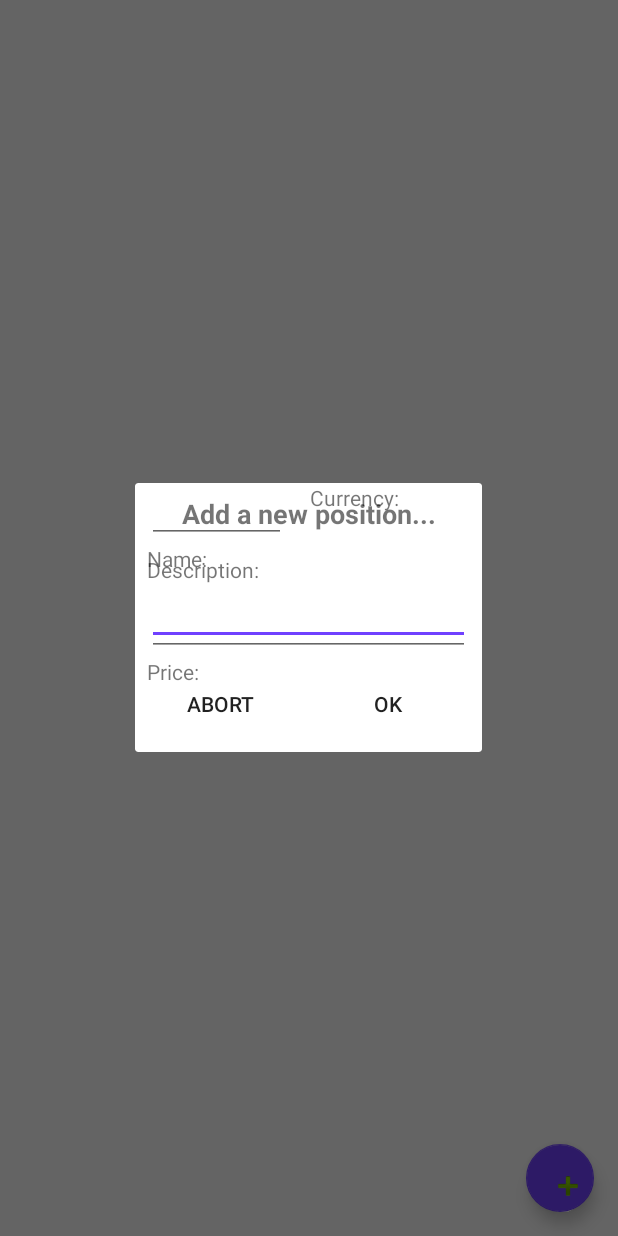
After one commit to drunkenEldritch/TMMCalculator, an Android app: the fragment PositionDialogFragment placed in its activity, on a phone screen of 412 x 824 dp. The commit adds this screen. Run offline under Robolectric (Android 15) with nearby library versions, the phone set to English and light mode, and no system bars.

Commit message:
Add DialogFragment + Layout

```diff
--- a/app/build.gradle
+++ b/app/build.gradle
@@ -27,6 +27,7 @@ dependencies {
     implementation "org.jetbrains.kotlin:kotlin-stdlib-jre7:$kotlin_version"
     implementation 'com.android.support:appcompat-v7:26.1.0'
     implementation 'com.android.support.constraint:constraint-layout:1.0.2'
+    implementation 'com.android.support:support-v4:26.1.0'
     testImplementation 'junit:junit:4.12'
     androidTestImplementation 'com.android.support.test:runner:1.0.1'
     androidTestImplementation 'com.android.support.test.espresso:espresso-core:3.0.1'
--- a/app/src/main/AndroidManifest.xml
+++ b/app/src/main/AndroidManifest.xml
@@ -9,7 +9,12 @@
         android:roundIcon="@mipmap/ic_launcher_round"
         android:supportsRtl="true"
         android:theme="@style/AppTheme">
-        <activity android:name=".controller.MainActivity"></activity>
+        <activity android:name=".controller.MainActivity">
+            <intent-filter>
+                <action android:name="android.intent.action.MAIN" />
+                <category android:name="android.intent.category.LAUNCHER" />
+            </intent-filter>
+        </activity>
     </application>
 
 </manifest>
--- a/app/src/main/java/com/dreldritch/tmmcalculator/controller/MainActivity.kt
+++ b/app/src/main/java/com/dreldritch/tmmcalculator/controller/MainActivity.kt
@@ -2,12 +2,26 @@ package com.dreldritch.tmmcalculator.controller
 
 import android.support.v7.app.AppCompatActivity
 import android.os.Bundle
+import android.support.v4.app.FragmentManager
 import com.dreldritch.tmmcalculator.R
+import kotlinx.android.synthetic.main.activity_main.*
 
 class MainActivity : AppCompatActivity() {
 
     override fun onCreate(savedInstanceState: Bundle?) {
         super.onCreate(savedInstanceState)
         setContentView(R.layout.activity_main)
+
+        addPositionActionButton.setOnClickListener {
+            showPositionDialog()
+        }
+    }
+
+    fun showPositionDialog(){
+
+        val tag = "PosDialog"
+        val fm: FragmentManager = supportFragmentManager
+        val posDialog:PositionDialogFragment = PositionDialogFragment.newInstance()
+        posDialog.show(fm, tag)
     }
 }
--- /dev/null
+++ b/app/src/main/java/com/dreldritch/tmmcalculator/controller/PositionDialogFragment.kt
@@ -0,0 +1,43 @@
+package com.dreldritch.tmmcalculator.controller
+
+
+import android.app.Dialog
+import android.os.Bundle
+import android.support.v4.app.DialogFragment
+import android.support.v4.app.Fragment
+import android.view.LayoutInflater
+import android.view.View
+import android.view.ViewGroup
+
+import com.dreldritch.tmmcalculator.R
+
+
+/**
+ * A simple [Fragment] subclass.
+ * Use the [PositionDialogFragment.newInstance] factory method to
+ * create an instance of this fragment.
+ */
+class PositionDialogFragment : DialogFragment() {
+
+
+    override fun onCreateView(inflater: LayoutInflater?, container: ViewGroup?, savedInstanceState: Bundle?): View? {
+        // Inflate the layout for this fragment
+        return inflater!!.inflate(R.layout.fragment_position_dialog, container, false)
+    }
+
+    companion object {
+        // the fragment initialization parameters, e.g. ARG_ITEM_NUMBER
+//        private val ARG_PARAM1 = "param1"
+//        private val ARG_PARAM2 = "param2"
+
+        fun newInstance(): PositionDialogFragment {
+            val fragment = PositionDialogFragment()
+            val args = Bundle()
+            /*args.putString(ARG_PARAM1, param1)
+            args.putString(ARG_PARAM2, param2)
+            fragment.arguments = args*/
+            return fragment
+        }
+    }
+
+}// Required empty public constructor
--- /dev/null
+++ b/app/src/main/java/com/dreldritch/tmmcalculator/model/Position.kt
@@ -0,0 +1,11 @@
+package com.dreldritch.tmmcalculator.model
+
+import java.util.*
+import kotlin.collections.ArrayList
+
+/**
+ * Created by cerox on 17.02.2018.
+ */
+class Position(var name: String, var description: String, var price: Double, var date: Date, var tags: ArrayList<String>){
+    fun addTag(tag: String) = tags.add(tag)
+}
--- a/app/src/main/res/layout/activity_main.xml
+++ b/app/src/main/res/layout/activity_main.xml
@@ -4,10 +4,11 @@
     xmlns:tools="http://schemas.android.com/tools"
     android:layout_width="match_parent"
     android:layout_height="match_parent"
-    tools:context="com.dreldritch.tmmcalculator.controller.MainActivity">
+    tools:context="com.dreldritch.tmmcalculator.controller.MainActivity"
+    tools:layout_editor_absoluteY="25dp">
 
     <android.support.design.widget.FloatingActionButton
-        android:id="@+id/floatingActionButton"
+        android:id="@+id/addPositionActionButton"
         android:layout_width="46dp"
         android:layout_height="45dp"
         android:layout_marginBottom="16dp"
--- /dev/null
+++ b/app/src/main/res/layout/fragment_position_dialog.xml
@@ -0,0 +1,135 @@
+<android.support.constraint.ConstraintLayout xmlns:android="http://schemas.android.com/apk/res/android"
+    xmlns:app="http://schemas.android.com/apk/res-auto"
+    xmlns:tools="http://schemas.android.com/tools"
+    android:layout_width="wrap_content"
+    android:layout_height="wrap_content"
+    tools:layout_editor_absoluteX="16dp"
+    tools:layout_editor_absoluteY="16dp">
+
+    <TextView
+        android:id="@+id/pos_dialog_header"
+        android:layout_width="wrap_content"
+        android:layout_height="wrap_content"
+        android:layout_marginTop="8dp"
+        android:text="@string/position_dialog_header"
+        android:textAlignment="center"
+        android:textSize="18sp"
+        android:textStyle="bold"
+        app:layout_constraintEnd_toEndOf="parent"
+        app:layout_constraintHorizontal_bias="0.5"
+        app:layout_constraintStart_toStartOf="parent"
+        app:layout_constraintTop_toTopOf="parent" />
+
+    <TextView
+        android:id="@+id/pos_name"
+        android:layout_width="wrap_content"
+        android:layout_height="wrap_content"
+        android:layout_marginStart="8dp"
+        android:layout_marginTop="8dp"
+        android:text="Name:"
+        app:layout_constraintStart_toStartOf="parent"
+        app:layout_constraintTop_toBottomOf="@+id/pos_dialog_header" />
+
+    <TextView
+        android:id="@+id/pos_description"
+        android:layout_width="wrap_content"
+        android:layout_height="wrap_content"
+        android:layout_marginStart="8dp"
+        android:layout_marginTop="8dp"
+        android:text="Description:"
+        app:layout_constraintStart_toStartOf="parent"
+        app:layout_constraintTop_toBottomOf="@+id/editText" />
+
+    <EditText
+        android:id="@+id/pos_description_edit"
+        android:layout_width="0dp"
+        android:layout_height="40dp"
+        android:layout_marginEnd="8dp"
+        android:layout_marginStart="8dp"
+        android:layout_marginTop="8dp"
+        android:inputType="text"
+        app:layout_constraintEnd_toEndOf="parent"
+        app:layout_constraintHorizontal_bias="0.5"
+        app:layout_constraintStart_toStartOf="parent"
+        app:layout_constraintTop_toBottomOf="@+id/pos_name" />
+
+    <TextView
+        android:id="@+id/pos_price"
+        android:layout_width="wrap_content"
+        android:layout_height="19dp"
+        android:layout_marginStart="8dp"
+        android:layout_marginTop="8dp"
+        android:text="Price:"
+        app:layout_constraintStart_toStartOf="parent"
+        app:layout_constraintTop_toBottomOf="@+id/pos_description_edit" />
+
+    <EditText
+        android:id="@+id/pos_price_edit"
+        android:layout_width="215dp"
+        android:layout_height="40dp"
+        android:layout_marginEnd="8dp"
+        android:layout_marginStart="8dp"
+        android:layout_marginTop="8dp"
+        android:inputType="numberDecimal"
+        app:layout_constraintEnd_toEndOf="parent"
+        app:layout_constraintStart_toStartOf="parent"
+        app:layout_constraintTop_toBottomOf="@+id/pos_description" />
+
+    <EditText
+        android:id="@+id/editText"
+        android:layout_width="0dp"
+        android:layout_height="40dp"
+        android:layout_marginEnd="8dp"
+        android:layout_marginStart="8dp"
+        android:ems="10"
+        android:inputType="textMultiLine"
+        app:layout_constraintEnd_toStartOf="@+id/guideline1"
+        app:layout_constraintStart_toStartOf="parent"
+        tools:layout_editor_absoluteY="142dp" />
+
+    <Button
+        android:id="@+id/pos_abort_btn"
+        style="@style/Widget.AppCompat.Button.Borderless"
+        android:layout_width="wrap_content"
+        android:layout_height="wrap_content"
+        android:layout_marginBottom="8dp"
+        android:layout_marginEnd="8dp"
+        android:layout_marginTop="8dp"
+        android:text="Abort"
+        app:layout_constraintBottom_toBottomOf="parent"
+        app:layout_constraintEnd_toStartOf="@+id/guideline1"
+        app:layout_constraintTop_toBottomOf="@+id/pos_price_edit" />
+
+    <Button
+        android:id="@+id/pos_ok_button"
+        style="@style/Widget.AppCompat.Button.Borderless"
+        android:layout_width="wrap_content"
+        android:layout_height="wrap_content"
+        android:layout_marginBottom="8dp"
+        android:layout_marginStart="16dp"
+        android:layout_marginTop="8dp"
+        android:text="Ok"
+        app:layout_constraintBottom_toBottomOf="parent"
+        app:layout_constraintStart_toStartOf="@+id/guideline1"
+        app:layout_constraintTop_toBottomOf="@+id/pos_price_edit" />
+
+    <android.support.constraint.Guideline
+        android:id="@+id/guideline1"
+        android:layout_width="wrap_content"
+        android:layout_height="wrap_content"
+        android:orientation="vertical"
+        app:layout_constraintEnd_toEndOf="parent"
+        app:layout_constraintGuide_begin="109dp"
+        app:layout_constraintHorizontal_bias="0.5"
+        app:layout_constraintStart_toStartOf="parent" />
+
+    <TextView
+        android:id="@+id/pos_currency"
+        android:layout_width="wrap_content"
+        android:layout_height="wrap_content"
+        android:layout_marginStart="8dp"
+        android:text="Currency:"
+        app:layout_constraintStart_toStartOf="@+id/guideline1"
+        tools:layout_editor_absoluteY="115dp" />
+
+</android.support.constraint.ConstraintLayout>
--- a/app/src/main/res/values/strings.xml
+++ b/app/src/main/res/values/strings.xml
@@ -1,3 +1,6 @@
 <resources>
     <string name="app_name">TMMCalculator</string>
+
+    <!-- TODO: Remove or change this placeholder text -->
+    <string name="position_dialog_header">Add a new position...</string>
 </resources>
```
